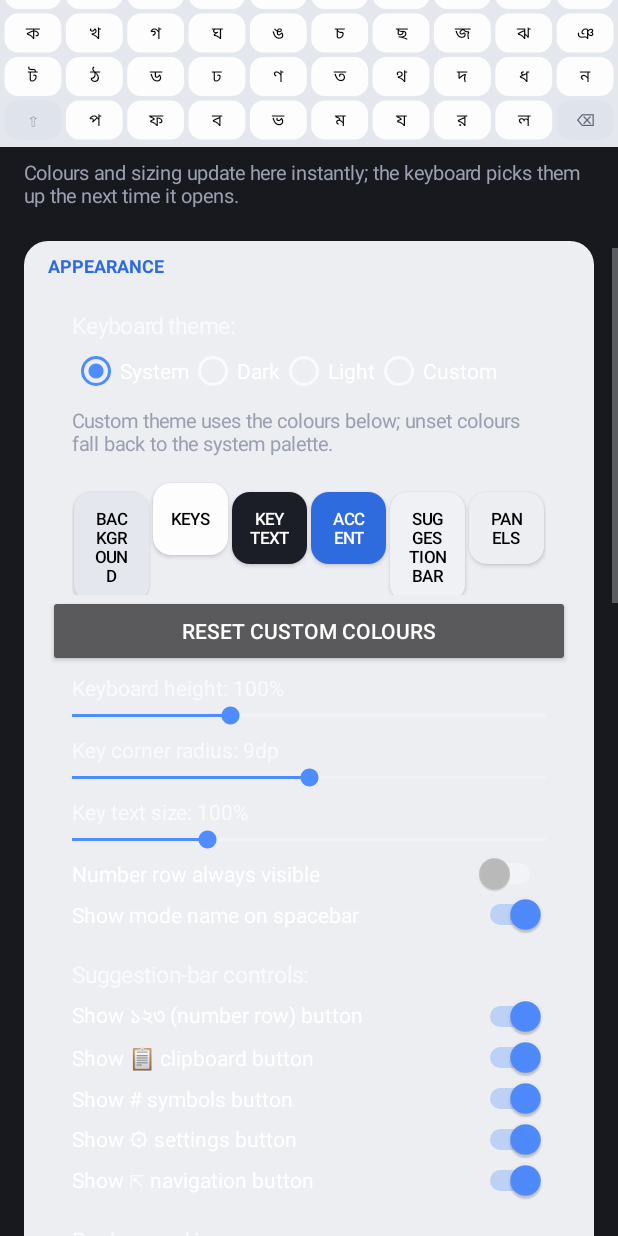
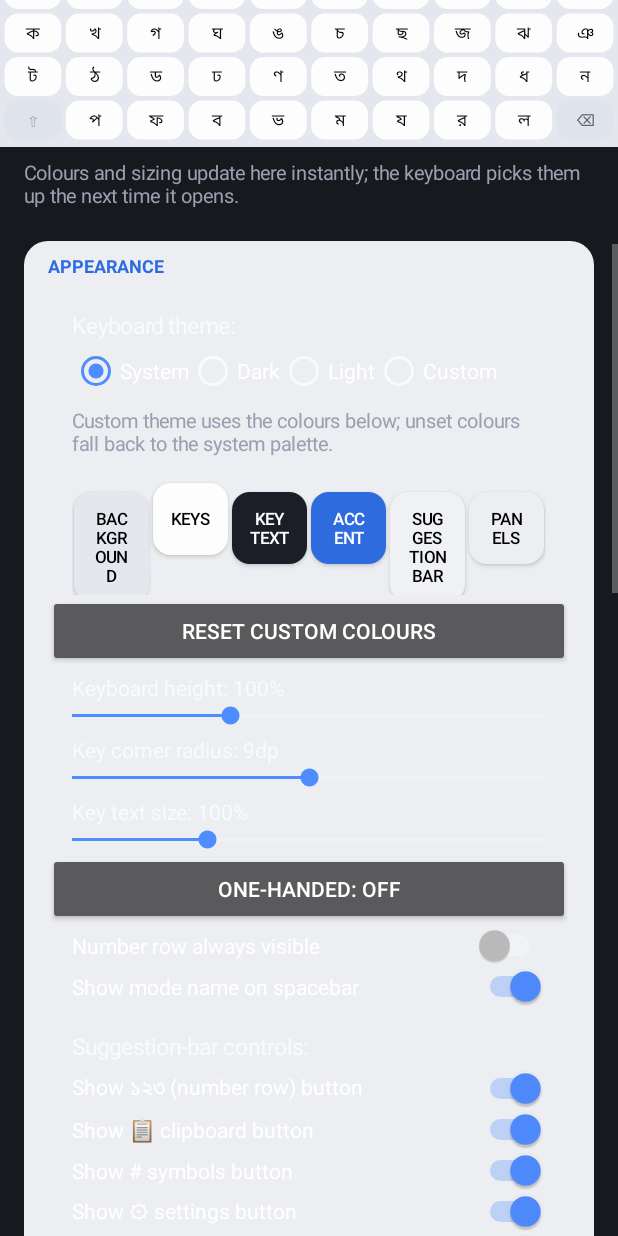
Before and after one commit to Readest-Musta/Osmium, an Android app: the screen it shows after launch (MainActivity), scrolled down 576 dp, on a phone screen of 412 x 824 dp. Run offline under Robolectric (Android 15) with nearby library versions, the phone set to English and light mode, and no system bars; libraries missing offline, so code that uses them is left out: uniffi.osmium, uniffi.osmium.keycodeForChar; 4 statements that could not run were skipped.

Commit message:
feat(keyboard): one-handed docking with flip and exit handles

```diff
--- a/app/src/main/java/org/osmium/keyboard/MainActivity.kt
+++ b/app/src/main/java/org/osmium/keyboard/MainActivity.kt
@@ -440,6 +440,26 @@ class MainActivity : Activity() {
             { "${it}dp" }, { Prefs.setKeyRadiusDp(this, it); preview?.refresh() }))
         add(sliderSetting("Key text size", 80, 150, Prefs.keyFontScale(this),
             { "$it%" }, { Prefs.setKeyFontScale(this, it); preview?.refresh() }))
+        val oneHanded = Button(this).apply {
+            fun relabel() {
+                text = "One-handed: " + when (Prefs.oneHandedMode(context)) {
+                    "left" -> "left"
+                    "right" -> "right"
+                    else -> "off"
+                }
+            }
+            relabel()
+            setOnClickListener {
+                val next = when (Prefs.oneHandedMode(context)) {
+                    "off" -> "left"
+                    "left" -> "right"
+                    else -> "off"
+                }
+                Prefs.setOneHandedMode(context, next)
+                relabel()
+            }
+        }
+        add(oneHanded)
         add(switchSetting("Number row always visible", Prefs.numberRowAlways(this),
             { Prefs.setNumberRowAlways(this, it) }))
         add(switchSetting("Show mode name on spacebar", Prefs.spacebarLabel(this),
--- a/app/src/main/java/org/osmium/keyboard/Prefs.kt
+++ b/app/src/main/java/org/osmium/keyboard/Prefs.kt
@@ -241,6 +241,16 @@ object Prefs {
         sp(context).edit().putBoolean(KEY_TOOL_CLIP, value).apply()
     }
 
+    /** One-handed keyboard dock: "off" | "left" | "right". */
+    fun oneHandedMode(context: Context): String {
+        val raw = sp(context).getString(KEY_ONE_HANDED, "off") ?: "off"
+        return if (raw in setOf("off", "left", "right")) raw else "off"
+    }
+
+    fun setOneHandedMode(context: Context, value: String) {
+        sp(context).edit().putString(KEY_ONE_HANDED, value).apply()
+    }
+
     fun showSymbolsButton(context: Context): Boolean =
         sp(context).getBoolean(KEY_TOOL_SYMBOLS, true)
     fun setShowSymbolsButton(context: Context, value: Boolean) {
@@ -397,6 +407,7 @@ object Prefs {
     private const val KEY_C_BAR = "custom_color_bar"
     private const val KEY_C_PANEL = "custom_color_panel"
     private const val KEY_CLIPBOARD = "clipboard_items"
+    private const val KEY_ONE_HANDED = "one_handed_mode"
     private const val KEY_TOOL_CLIP = "toolbar_clipboard"
     private const val KEY_TOOL_SYMBOLS = "toolbar_symbols"
     private const val KEY_TOOL_NUM = "toolbar_number"
--- a/app/src/main/java/org/osmium/keyboard/SettingsSchema.kt
+++ b/app/src/main/java/org/osmium/keyboard/SettingsSchema.kt
@@ -52,6 +52,7 @@ object SettingsSchema {
         put("toolbar_number", Spec(Kind.BOOL))
         put("toolbar_settings", Spec(Kind.BOOL))
         put("toolbar_nav", Spec(Kind.BOOL))
+        put("one_handed_mode", Spec(Kind.TEXT))
 
         // Strings (values are parsed defensively by their readers)
         put("bangla_scheme", Spec(Kind.TEXT))
--- a/app/src/main/java/org/osmium/keyboard/Theme.kt
+++ b/app/src/main/java/org/osmium/keyboard/Theme.kt
@@ -128,5 +128,6 @@ object Theme {
         append(':').append(Prefs.showSymbolsButton(context))
         append(':').append(Prefs.showSettingsButton(context))
         append(':').append(Prefs.showNavButton(context))
+        append(':').append(Prefs.oneHandedMode(context))
     }
 }
```
Also changed, not shown: app/src/main/java/org/osmium/keyboard/OsmiumImeService.kt (+50 -1 lines).
